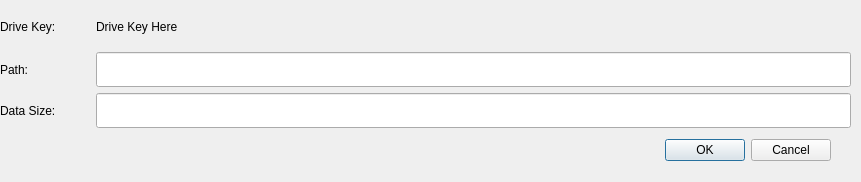
Old version of the form UserApp/Dialogs/ComfirmLinkDialog.ui in the repository proximax-storage/cpp-xpx-storage-user-app.
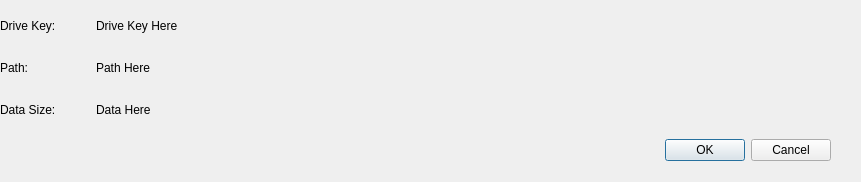
New version of the form.

```diff
--- a/UserApp/Dialogs/ComfirmLinkDialog.ui
+++ b/UserApp/Dialogs/ComfirmLinkDialog.ui
@@ -49,16 +49,6 @@
       </property>
      </widget>
     </item>
-    <item row="1" column="2">
-     <widget class="QLineEdit" name="m_pathConfirmEdit">
-      <property name="minimumSize">
-       <size>
-        <width>0</width>
-        <height>35</height>
-       </size>
-      </property>
-     </widget>
-    </item>
     <item row="0" column="0">
      <widget class="QLabel" name="label">
       <property name="minimumSize">
@@ -91,16 +81,6 @@
       </property>
      </widget>
     </item>
-    <item row="2" column="2">
-     <widget class="QLineEdit" name="m_dataSizeConfirmEdit">
-      <property name="minimumSize">
-       <size>
-        <width>0</width>
-        <height>35</height>
-       </size>
-      </property>
-     </widget>
-    </item>
     <item row="0" column="2">
      <widget class="QLabel" name="m_driveKeyConfirmLabel">
       <property name="text">
@@ -111,6 +91,20 @@
       </property>
      </widget>
     </item>
+    <item row="1" column="2">
+     <widget class="QLabel" name="m_pathConfirmationLabel">
+      <property name="text">
+       <string>Path Here</string>
+      </property>
+     </widget>
+    </item>
+    <item row="2" column="2">
+     <widget class="QLabel" name="m_dataSizeConfirmationLabel">
+      <property name="text">
+       <string>Data Here</string>
+      </property>
+     </widget>
+    </item>
    </layout>
   </widget>
  </widget>
```
